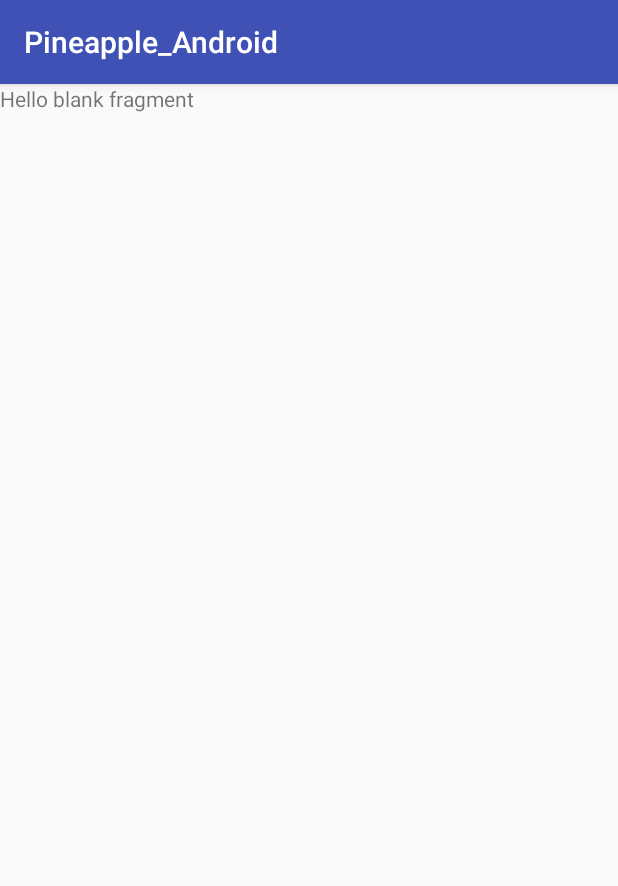
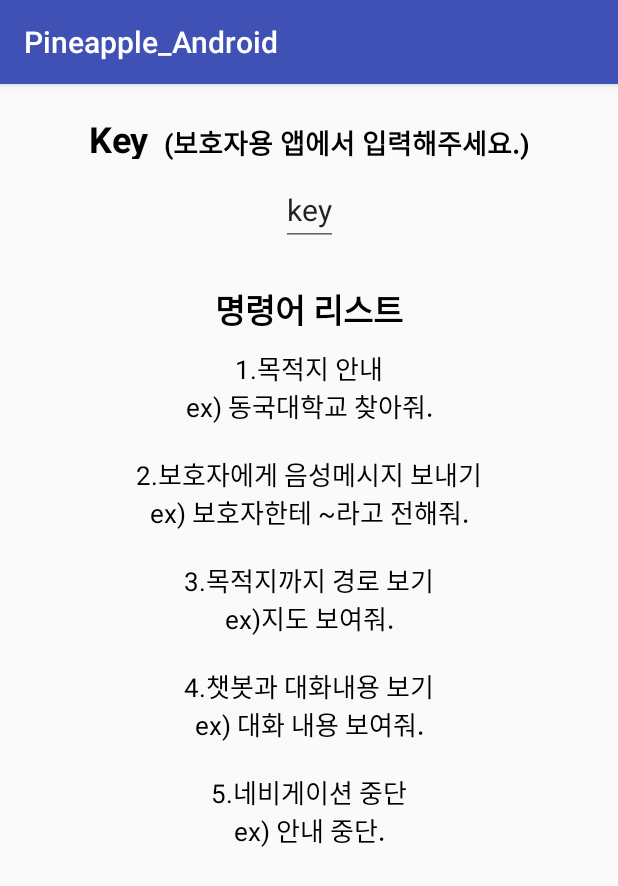
Before and after one commit to hanhb1011/Pineapple, an Android app: the fragment HelpFragment shown on its own in the app's theme, on a phone screen of 412 x 824 dp. Shown: the top 886 px of the screen. Run offline under Robolectric (Android 15) with nearby library versions, the phone set to English and light mode, and no system bars.

Commit message:
update methods and ui in help fragment

```diff
--- a/Pineapple_Android/app/src/main/java/org/androidtown/pineapple_android/HelpFragment.java
+++ b/Pineapple_Android/app/src/main/java/org/androidtown/pineapple_android/HelpFragment.java
@@ -1,18 +1,22 @@
 package org.androidtown.pineapple_android;
 
 
+import android.content.ClipboardManager;
 import android.os.Bundle;
+import android.support.v4.app.DialogFragment;
 import android.support.v4.app.Fragment;
 import android.view.LayoutInflater;
 import android.view.View;
 import android.view.ViewGroup;
+import android.widget.EditText;
 
 
 /**
  * A simple {@link Fragment} subclass.
  */
-public class HelpFragment extends Fragment {
+public class HelpFragment extends android.app.DialogFragment{
 
+    EditText keyEditText;
 
     public HelpFragment() {
         // Required empty public constructor
@@ -22,8 +26,25 @@ public class HelpFragment extends Fragment {
     @Override
     public View onCreateView(LayoutInflater inflater, ViewGroup container,
                              Bundle savedInstanceState) {
-        // Inflate the layout for this fragment
-        return inflater.inflate(R.layout.fragment_help, container, false);
+        View view = inflater.inflate(R.layout.fragment_help,container, false);
+        keyEditText = view.findViewById(R.id.key_et);
+
+        if(MainActivity.user == null || MainActivity.user.getUid() == null) {
+            keyEditText.setText("잠시 후 다시 시도해주세요.");
+        } else {
+            keyEditText.setText(MainActivity.user.getUid());
+        }
+
+        view.setOnClickListener(new View.OnClickListener() {
+            @Override
+            public void onClick(View view) {
+                dismiss();
+            }
+        });
+
+        return view;
     }
 
+
+
 }
--- a/Pineapple_Android/app/src/main/java/org/androidtown/pineapple_android/MainActivity.java
+++ b/Pineapple_Android/app/src/main/java/org/androidtown/pineapple_android/MainActivity.java
@@ -106,6 +106,7 @@ public class MainActivity extends AppCompatActivity implements TMapGpsManager.on
     public static boolean speech = true;
     public static ImageView gpsImageView;
     public static ImageView bluetoothImageView;
+    public static ImageView helpImageView;
 
     TMapGpsManager gps2=null;
 
@@ -226,6 +227,7 @@ public class MainActivity extends AppCompatActivity implements TMapGpsManager.on
         naviTextView = findViewById(R.id.navi);
         gpsImageView = findViewById(R.id.gps_iv);
         bluetoothImageView = findViewById(R.id.bluetooth_iv);
+        helpImageView = findViewById(R.id.help_iv);
     }
 
     //뷰 초기화
@@ -239,6 +241,14 @@ public class MainActivity extends AppCompatActivity implements TMapGpsManager.on
             @Override
             public void onClick(View view) {
                 inputSpeechProcess(); //음성입력을 받는다.
+            }
+        });
+
+        helpImageView.setOnClickListener(new View.OnClickListener() {
+            @Override
+            public void onClick(View view) {
+                HelpFragment helpFragment= new HelpFragment();
+                helpFragment.show(getFragmentManager(),"");
             }
         });
     }
--- a/Pineapple_Android/app/src/main/res/layout/activity_main.xml
+++ b/Pineapple_Android/app/src/main/res/layout/activity_main.xml
@@ -9,12 +9,20 @@
     tools:context="org.androidtown.pineapple_android.MainActivity">
 
     <ImageView
+        android:id="@+id/help_iv"
+        android:background="@drawable/help_icon"
+        android:layout_margin="5dp"
+        app:layout_constraintTop_toTopOf="parent"
+        app:layout_constraintRight_toRightOf="parent"
+        android:layout_width="40dp"
+        android:layout_height="40dp" />
+    <ImageView
         android:id="@+id/gps_iv"
         android:background="@drawable/gps_icon"
         android:layout_margin="5dp"
         android:visibility="gone"
         app:layout_constraintTop_toTopOf="parent"
-        app:layout_constraintRight_toRightOf="parent"
+        app:layout_constraintRight_toLeftOf="@id/help_iv"
         android:layout_width="40dp"
         android:layout_height="40dp" />
     <ImageView
@@ -143,6 +151,8 @@
         android:layout_width="wrap_content"
         android:layout_height="wrap_content" />
 
+
+
     <ScrollView
         android:id="@+id/scroll"
         android:layout_width="match_parent"
--- a/Pineapple_Android/app/src/main/res/layout/fragment_help.xml
+++ b/Pineapple_Android/app/src/main/res/layout/fragment_help.xml
@@ -1,14 +1,80 @@
 <?xml version="1.0" encoding="utf-8"?>
-<FrameLayout xmlns:android="http://schemas.android.com/apk/res/android"
+<android.support.constraint.ConstraintLayout xmlns:android="http://schemas.android.com/apk/res/android"
     xmlns:tools="http://schemas.android.com/tools"
+    xmlns:app="http://schemas.android.com/apk/res-auto"
+    android:layout_margin="20dp"
     android:layout_width="match_parent"
-    android:layout_height="match_parent"
+    android:layout_height="wrap_content"
     tools:context=".HelpFragment">
 
-    <!-- TODO: Update blank fragment layout -->
     <TextView
+        android:id="@+id/key_tv"
+        app:layout_constraintTop_toTopOf="parent"
+        app:layout_constraintLeft_toLeftOf="parent"
+        app:layout_constraintRight_toLeftOf="@id/key_about_tv"
+        app:layout_constraintBottom_toTopOf="@id/key_et"
+        android:layout_marginLeft="10dp"
+        android:textColor="#000000"
+        android:textStyle="bold"
+        app:layout_constraintHorizontal_chainStyle="packed"
+        android:text="@string/key"
+        android:textSize="24sp"
+        android:layout_width="wrap_content"
+        android:layout_height="30dp" />
+    <TextView
+        android:id="@+id/key_about_tv"
+        app:layout_constraintTop_toTopOf="parent"
+        app:layout_constraintLeft_toRightOf="@id/key_tv"
+        app:layout_constraintRight_toRightOf="parent"
+        app:layout_constraintBottom_toTopOf="@id/key_et"
+        android:layout_marginRight="10dp"
+        android:textStyle="bold"
+        android:textColor="#000000"
+        android:text="@string/key_help_message"
+        android:textSize="18sp"
+        android:layout_margin="10dp"
+        android:layout_width="wrap_content"
+        android:layout_height="30dp" />
+
+    <EditText
+        android:id="@+id/key_et"
+        android:layout_margin="10dp"
+        android:textSize="20sp"
+        android:textAlignment="center"
+        app:layout_constraintTop_toBottomOf="@id/key_tv"
+        app:layout_constraintLeft_toLeftOf="parent"
+        app:layout_constraintRight_toRightOf="parent"
+        android:layout_width="wrap_content"
+        android:layout_height="wrap_content" />
+
+    <TextView
+        android:text="명령어 리스트"
+        android:id="@+id/command_list_tv"
+        android:textAlignment="center"
+        android:textSize="22sp"
+        android:textColor="#000000"
+        android:textStyle="bold"
+        app:layout_constraintTop_toBottomOf="@id/key_et"
+        app:layout_constraintLeft_toLeftOf="parent"
+        app:layout_constraintRight_toRightOf="parent"
+        android:layout_marginTop="25dp"
         android:layout_width="match_parent"
-        android:layout_height="match_parent"
-        android:text="@string/hello_blank_fragment" />
+        android:layout_height="wrap_content" />
 
-</FrameLayout>
+    <TextView
+        android:id="@+id/commands_tv"
+        app:layout_constraintTop_toBottomOf="@id/command_list_tv"
+        app:layout_constraintLeft_toLeftOf="parent"
+        app:layout_constraintRight_toRightOf="parent"
+        app:layout_constraintBottom_toBottomOf="parent"
+        android:textColor="#000000"
+        android:textAlignment="center"
+        android:textSize="17sp"
+        android:text="1.목적지 안내\nex) 동국대학교 찾아줘.\n \n2.보호자에게 음성메시지 보내기\nex) 보호자한테 ~라고 전해줘.\n \n3.목적지까지 경로 보기\nex)지도 보여줘.\n\n4.챗봇과 대화내용 보기\nex) 대화 내용 보여줘.\n \n5.네비게이션 중단\nex) 안내 중단."
+        android:layout_marginTop="10dp"
+        android:layout_marginBottom="10dp"
+        android:layout_width="match_parent"
+        android:layout_height="wrap_content" />
+
+
+</android.support.constraint.ConstraintLayout>
--- a/Pineapple_Android/app/src/main/res/values/strings.xml
+++ b/Pineapple_Android/app/src/main/res/values/strings.xml
@@ -18,4 +18,6 @@
 
     <!-- TODO: Remove or change this placeholder text -->
     <string name="hello_blank_fragment">Hello blank fragment</string>
+    <string name="key">Key</string>
+    <string name="key_help_message">(보호자용 앱에서 입력해주세요.)</string>
 </resources>
```
